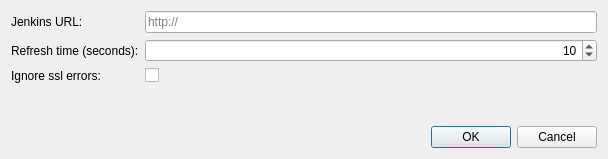
Old version of the form ConfigurationWindow.ui in the repository Lorentz83/JenkinsTray.
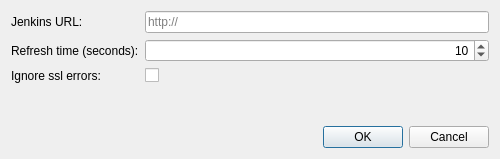
New version of the form. Icons and pictures are not drawn.

Commit message: config windows is shown on first run

```diff
--- a/ConfigurationWindow.ui
+++ b/ConfigurationWindow.ui
@@ -6,10 +6,16 @@
    <rect>
     <x>0</x>
     <y>0</y>
-    <width>608</width>
+    <width>500</width>
     <height>159</height>
    </rect>
   </property>
+  <property name="minimumSize">
+   <size>
+    <width>400</width>
+    <height>0</height>
+   </size>
+  </property>
   <property name="windowTitle">
    <string>JenkinsTray configuration</string>
   </property>
```
Left out of the diff: 8 changed lines with no effect on the pictures. The commit also changes 4 other files.
